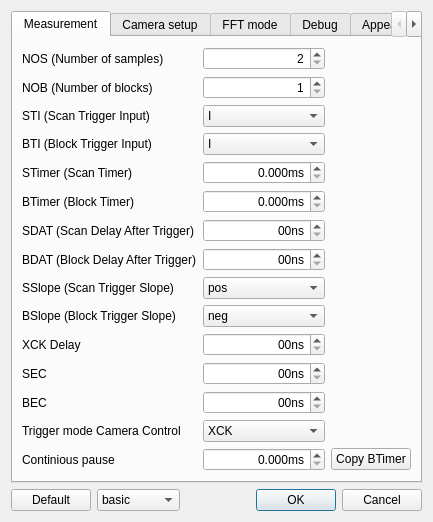
The window that escam/dialogsettings.ui (Entwicklungsburo-Stresing/EBST_CAM) describes before a commit, drawn with Qt 5.
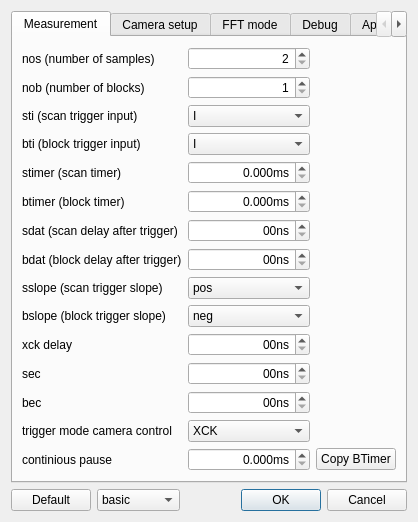
The same window after the commit. The open tabs and pages were chosen to show the change.

The edit to the form file:
```diff
--- a/escam/dialogsettings.ui
+++ b/escam/dialogsettings.ui
@@ -127,7 +127,7 @@
          <item row="12" column="1">
           <widget class="QLabel" name="labelSec">
            <property name="text">
-            <string>SEC</string>
+            <string>sec</string>
            </property>
           </widget>
          </item>
@@ -153,7 +153,7 @@
          <item row="15" column="1">
           <widget class="QLabel" name="labelContiniousPause">
            <property name="text">
-            <string>Continious pause</string>
+            <string>continious pause</string>
            </property>
           </widget>
          </item>
@@ -176,14 +176,14 @@
          <item row="7" column="1">
           <widget class="QLabel" name="labelSdat">
            <property name="text">
-            <string>SDAT (Scan Delay After Trigger)</string>
+            <string>sdat (scan delay after trigger)</string>
            </property>
           </widget>
          </item>
          <item row="10" column="1">
           <widget class="QLabel" name="labelBslope">
            <property name="text">
-            <string>BSlope (Block Trigger Slope)</string>
+            <string>bslope (block trigger slope)</string>
            </property>
           </widget>
          </item>
@@ -238,28 +238,28 @@
          <item row="5" column="1">
           <widget class="QLabel" name="labelSTimer">
            <property name="text">
-            <string>STimer (Scan Timer)</string>
+            <string>stimer (scan timer)</string>
            </property>
           </widget>
          </item>
          <item row="4" column="1">
           <widget class="QLabel" name="labelBti">
            <property name="text">
-            <string>BTI (Block Trigger Input)</string>
+            <string>bti (block trigger input)</string>
            </property>
           </widget>
          </item>
          <item row="8" column="1">
           <widget class="QLabel" name="labelBdat">
            <property name="text">
-            <string>BDAT (Block Delay After Trigger)</string>
+            <string>bdat (block delay after trigger)</string>
            </property>
           </widget>
          </item>
          <item row="13" column="1">
           <widget class="QLabel" name="labelBec">
            <property name="text">
-            <string>BEC</string>
+            <string>bec</string>
            </property>
           </widget>
          </item>
@@ -307,7 +307,7 @@
          <item row="11" column="1">
           <widget class="QLabel" name="labelXckdelayIn10ns">
            <property name="text">
-            <string>XCK Delay</string>
+            <string>xck delay</string>
            </property>
           </widget>
          </item>
@@ -333,21 +333,21 @@
          <item row="9" column="1">
           <widget class="QLabel" name="labelSslope">
            <property name="text">
-            <string>SSlope (Scan Trigger Slope)</string>
+            <string>sslope (scan trigger slope)</string>
            </property>
           </widget>
          </item>
          <item row="2" column="1">
           <widget class="QLabel" name="labelNob">
            <property name="text">
-            <string>NOB (Number of blocks)</string>
+            <string>nob (number of blocks)</string>
            </property>
           </widget>
          </item>
          <item row="3" column="1">
           <widget class="QLabel" name="labelSti">
            <property name="text">
-            <string>STI (Scan Trigger Input)</string>
+            <string>sti (scan trigger input)</string>
            </property>
           </widget>
          </item>
@@ -405,7 +405,7 @@
          <item row="6" column="1">
           <widget class="QLabel" name="labelBTimer">
            <property name="text">
-            <string>BTimer (Block Timer)</string>
+            <string>btimer (block timer)</string>
            </property>
           </widget>
          </item>
@@ -441,7 +441,7 @@
          <item row="14" column="1">
           <widget class="QLabel" name="labelTriggerModeCC">
            <property name="text">
-            <string>Trigger mode Camera Control</string>
+            <string>trigger mode camera control</string>
            </property>
           </widget>
          </item>
@@ -461,7 +461,7 @@
          <item row="1" column="1">
           <widget class="QLabel" name="labelNos">
            <property name="text">
-            <string>NOS (Number of samples)</string>
+            <string>nos (number of samples)</string>
            </property>
           </widget>
          </item>
```
Left out of the diff: 64 changed lines with no effect on the pictures.
